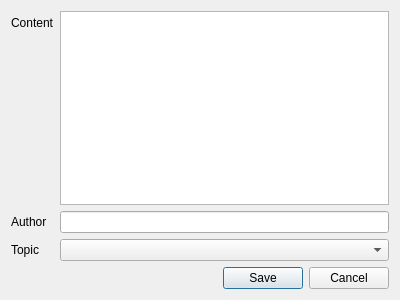
Qt form quotedialog.ui (lucianodato/JI-quotes) before a commit.
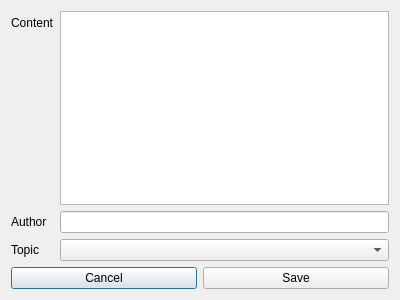
The same form after that commit. Icons and pictures are not drawn.

```diff
--- a/quotedialog.ui
+++ b/quotedialog.ui
@@ -45,14 +45,30 @@
     <widget class="QComboBox" name="comboBox"/>
    </item>
    <item row="3" column="0" colspan="2">
-    <widget class="QDialogButtonBox" name="buttonBox">
-     <property name="orientation">
-      <enum>Qt::Horizontal</enum>
-     </property>
-     <property name="standardButtons">
-      <set>QDialogButtonBox::Cancel|QDialogButtonBox::Save</set>
-     </property>
-    </widget>
+    <layout class="QHBoxLayout" name="horizontalLayout_2">
+     <item>
+      <widget class="QPushButton" name="CancelButton">
+       <property name="text">
+        <string>Cancel</string>
+       </property>
+       <property name="icon">
+        <iconset resource="icons.qrc">
+         <normaloff>:/custom-icons/circle-x.svg</normaloff>:/custom-icons/circle-x.svg</iconset>
+       </property>
+      </widget>
+     </item>
+     <item>
+      <widget class="QPushButton" name="SaveButton">
+       <property name="text">
+        <string>Save</string>
+       </property>
+       <property name="icon">
+        <iconset resource="icons.qrc">
+         <normaloff>:/custom-icons/floppy-disk.png</normaloff>:/custom-icons/floppy-disk.png</iconset>
+       </property>
+      </widget>
+     </item>
+    </layout>
    </item>
   </layout>
  </widget>
```
Left out of the diff: 39 changed lines with no effect on the pictures.
